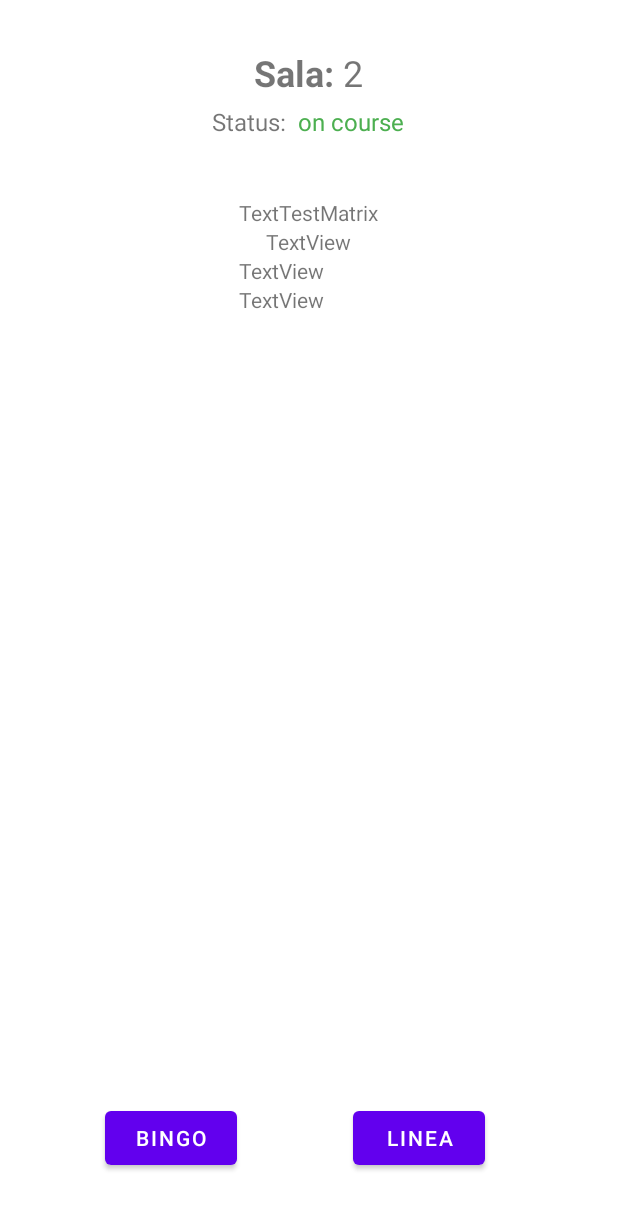
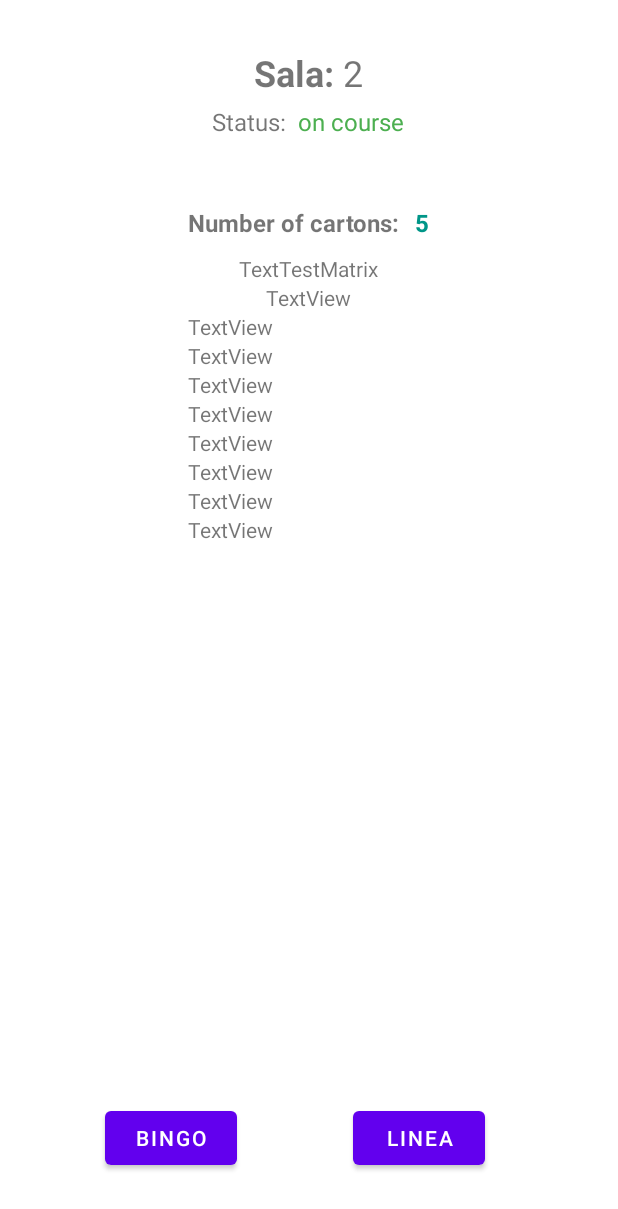
Before and after one commit to danylc9/Bingo2, an Android app: the layout activity_sala.xml on its own in the app's theme, with its tools: preview values and no code run, on a phone screen of 412 x 824 dp. Shown: the top 1209 px of the screen. Run offline under Robolectric (Android 15) with nearby library versions, the phone set to English and light mode, and no system bars; Roboto replaces fonts that are not available here.

Commit message:
max 10 cartones

```diff
--- a/app/src/main/java/com/example/bingo/DashBoardInterfaces/DashBoardModel.java
+++ b/app/src/main/java/com/example/bingo/DashBoardInterfaces/DashBoardModel.java
@@ -12,7 +12,7 @@ import com.google.firebase.database.FirebaseDatabase;
 import com.google.firebase.database.ValueEventListener;
 
 public class DashBoardModel implements DashBoard.Model{
-  private Jugador jugador;
+  static public Jugador jugador;
   private DashBoard.TaskListener listener;
   private FirebaseDatabase database;
   private DatabaseReference playerRef;
@@ -23,7 +23,7 @@ public class DashBoardModel implements DashBoard.Model{
     public DashBoardModel(DashBoard.TaskListener listener) {
         this.listener = listener;
         database=FirebaseDatabase.getInstance();
-        jugador=new Jugador();
+        jugador= new Jugador();
         playerRef=database.getReference("players");
         cardboardRef=database.getReference("`players").child("carboard");
 
--- a/app/src/main/res/layout/activity_sala.xml
+++ b/app/src/main/res/layout/activity_sala.xml
@@ -105,6 +105,39 @@
             android:gravity="center_horizontal"
             android:orientation="vertical">
 
+            <LinearLayout
+                android:layout_width="wrap_content"
+                android:layout_height="wrap_content"
+                android:layout_marginTop="5dp"
+                android:orientation="horizontal">
+
+                <TextView
+                    android:id="@+id/textView8"
+                    android:layout_width="wrap_content"
+                    android:layout_height="wrap_content"
+                    android:layout_weight="1"
+                    android:text="Number of cartons:"
+                    android:textSize="16sp"
+                    android:textStyle="bold" />
+
+                <TextView
+                    android:id="@+id/numCartones"
+                    android:layout_width="wrap_content"
+                    android:layout_height="wrap_content"
+                    android:layout_weight="1"
+                    android:paddingStart="10dp"
+                    android:text="5"
+                    android:textColor="#009688"
+                    android:textSize="16sp"
+                    android:textStyle="bold" />
+
+            </LinearLayout>
+
+            <Space
+                android:layout_width="wrap_content"
+                android:layout_height="10dp"
+                android:layout_weight="1" />
+
             <TextView
                 android:id="@+id/TextTestMatrix"
                 android:layout_width="wrap_content"
@@ -124,7 +157,43 @@
                 android:text="TextView" />
 
             <TextView
-                android:id="@+id/textView17"
+                android:id="@+id/carton4"
+                android:layout_width="match_parent"
+                android:layout_height="wrap_content"
+                android:text="TextView" />
+
+            <TextView
+                android:id="@+id/carton5"
+                android:layout_width="match_parent"
+                android:layout_height="wrap_content"
+                android:text="TextView" />
+
+            <TextView
+                android:id="@+id/carton6"
+                android:layout_width="match_parent"
+                android:layout_height="wrap_content"
+                android:text="TextView" />
+
+            <TextView
+                android:id="@+id/carton7"
+                android:layout_width="match_parent"
+                android:layout_height="wrap_content"
+                android:text="TextView" />
+
+            <TextView
+                android:id="@+id/carton8"
+                android:layout_width="match_parent"
+                android:layout_height="wrap_content"
+                android:text="TextView" />
+
+            <TextView
+                android:id="@+id/carton9"
+                android:layout_width="match_parent"
+                android:layout_height="wrap_content"
+                android:text="TextView" />
+
+            <TextView
+                android:id="@+id/carton10"
                 android:layout_width="match_parent"
                 android:layout_height="wrap_content"
                 android:text="TextView" />
```
Also changed, not shown: app/src/main/java/com/example/bingo/Sala.java (+79 -39 lines).
